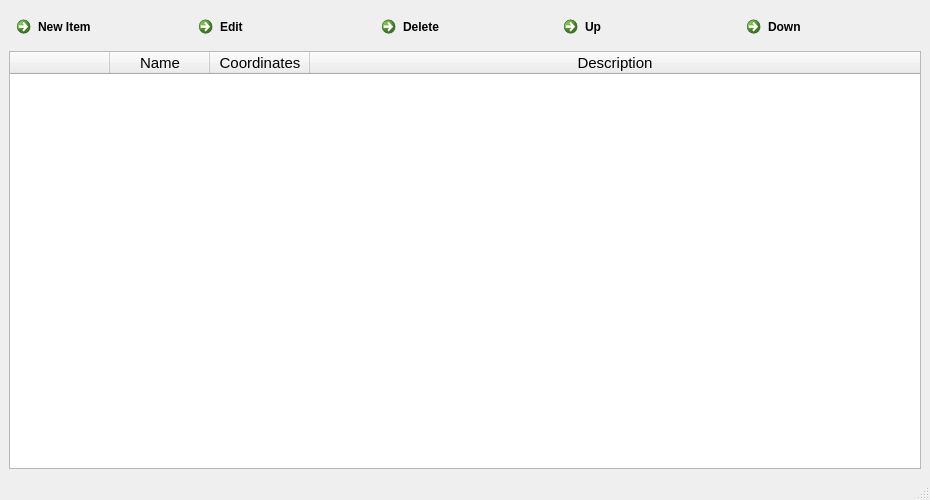
Qt form targetlistwindow.ui (utat-uav/cv16-interface) before a commit.
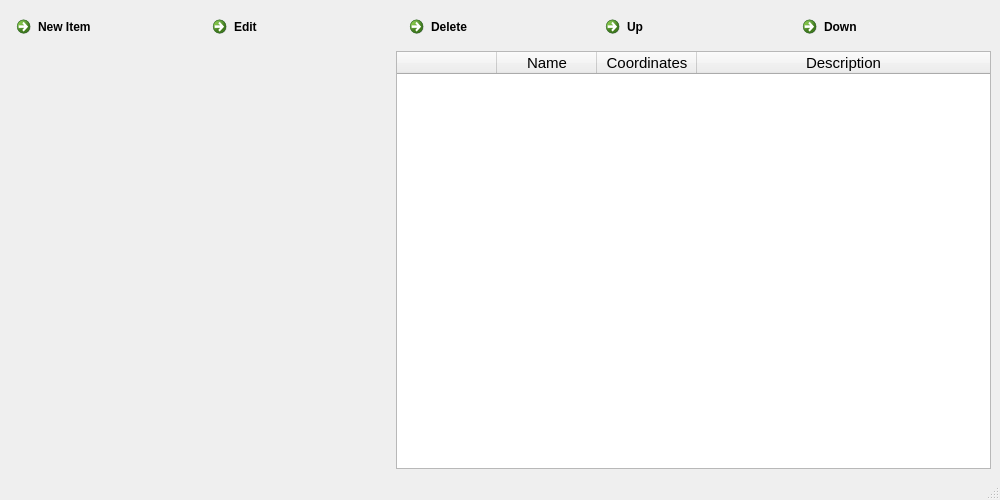
The same form after that commit. Icons and pictures are not drawn.

Commit message: Added target list and displaying mainpic in targetlist

Patch:
```diff
--- a/targetlistwindow.ui
+++ b/targetlistwindow.ui
@@ -6,7 +6,7 @@
    <rect>
     <x>0</x>
     <y>0</y>
-    <width>930</width>
+    <width>1000</width>
     <height>500</height>
    </rect>
   </property>
@@ -168,7 +168,46 @@
      </layout>
     </item>
     <item>
+     <layout class="QHBoxLayout" name="horizontalLayout2">
+      <property name="spacing">
+       <number>6</number>
+      </property>
+      <property name="sizeConstraint">
+       <enum>QLayout::SetDefaultConstraint</enum>
+      </property>
+      <item>
+       <widget class="QLabel" name="mainpic">
+        <property name="sizePolicy">
+         <sizepolicy hsizetype="Fixed" vsizetype="Preferred">
+          <horstretch>0</horstretch>
+          <verstretch>0</verstretch>
+         </sizepolicy>
+        </property>
+        <property name="minimumSize">
+         <size>
+          <width>381</width>
+          <height>0</height>
+         </size>
+        </property>
+        <property name="text">
+         <string/>
+        </property>
+       </widget>
+      </item>
+      <item>
      <widget class="QTableWidget" name="targetListTable">
+        <property name="sizePolicy">
+         <sizepolicy hsizetype="Maximum" vsizetype="Expanding">
+          <horstretch>0</horstretch>
+          <verstretch>0</verstretch>
+         </sizepolicy>
+        </property>
+        <property name="maximumSize">
+         <size>
+          <width>927</width>
+          <height>16777215</height>
+         </size>
+        </property>
       <property name="font">
        <font>
         <pointsize>11</pointsize>
@@ -248,6 +287,8 @@
      </widget>
     </item>
    </layout>
+    </item>
+   </layout>
   </widget>
   <widget class="QMenuBar" name="menubar">
    <property name="geometry">
```
Left out of the diff: 2 changed lines with no effect on the pictures. Lines whose indentation alone changed are shown as unchanged. The commit also changes 4 other files.
